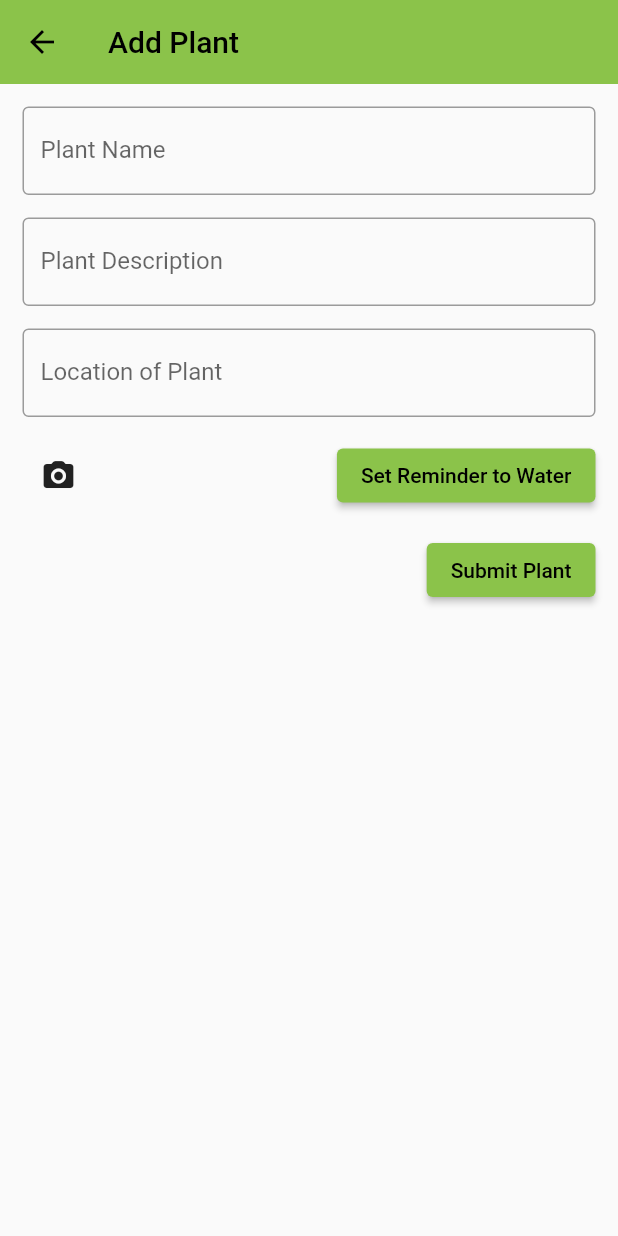
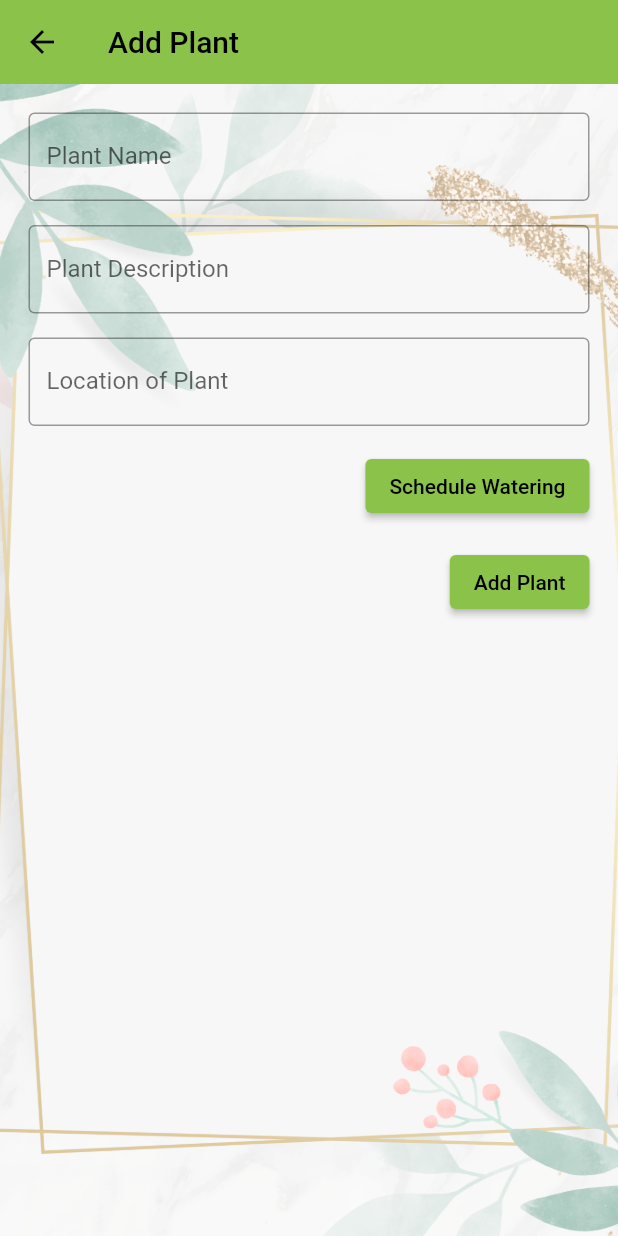
Before and after one commit to lomash-relia/Water-My-Plants, a Flutter app: the screen it shows after launch, after a tap on the "add" icon, on a phone screen of 412 x 824 dp. Run offline on Flutter 3.47's test engine with Material 2 defaults, Android fonts, the phone set to English and light mode, and no system bars; our stand-ins replace animated_splash_screen, awesome_notifications, bloc, dio, flutter_bloc, hive and 3 more; accounts and stored records are empty; network calls fail.

Commit message:
minor UI updates

```diff
--- a/lib/Data/plants_http_service.dart
+++ b/lib/Data/plants_http_service.dart
@@ -26,7 +26,7 @@ class HttpService {
 
   Future<Map> fetchPlantsData(String endPoint) async {
     try {
-      var response = await Dio().get('https://perenual.com/api/${endPoint}');
+      var response = await Dio().get('https://perenual.com/api/$endPoint');
       var output = response.data as Map<dynamic, dynamic>;
       return output;
     } on DioError catch (e) {
--- a/lib/Data/plants_list.dart
+++ b/lib/Data/plants_list.dart
@@ -2,7 +2,6 @@ import 'package:hive_flutter/hive_flutter.dart';
 import 'package:watermyplants/features/home_page/models/home_plant_model.dart';
 
 class PlantsList {
-  // final Box<HomePlantModel> box = Hive.box('plants');
   static List<HomePlantModel> plantsList =
       List<HomePlantModel>.empty(growable: true);
 
--- a/lib/features/home_page/Bloc/home_bloc.dart
+++ b/lib/features/home_page/Bloc/home_bloc.dart
@@ -22,10 +22,11 @@ class HomeBloc extends Bloc<HomeEvent, HomeState> {
   }
 
   FutureOr<void> homeInitialEvent(
-      HomeInitialEvent event, Emitter<HomeState> emit) {
+      HomeInitialEvent event, Emitter<HomeState> emit) async {
     print('Home Initial Event triggered');
     emit(HomeLoadingState());
     PlantsList.getData();
+    await Future.delayed(const Duration(seconds: 2));
     emit(HomeLoadedSuccessState(plants: PlantsList.plantsList));
     print('Home Loaded Successfully');
   }
--- a/lib/features/home_page/UI/add_plant_page.dart
+++ b/lib/features/home_page/UI/add_plant_page.dart
@@ -1,24 +1,32 @@
 import 'package:flutter/material.dart';
 
-//import 'package:image_picker/image_picker.dart';
 import 'package:watermyplants/features/home_page/Bloc/home_bloc.dart';
 import 'package:watermyplants/features/home_page/models/home_plant_model.dart';
 import 'package:uuid/uuid.dart';
 
-class AddPlantPage extends StatelessWidget {
-  AddPlantPage({Key? key, required this.homeBloc}) : super(key: key);
+class AddPlantPage extends StatefulWidget {
+  const AddPlantPage({Key? key, required this.homeBloc}) : super(key: key);
 
   final HomeBloc homeBloc;
 
+  @override
+  State<AddPlantPage> createState() => _AddPlantPageState();
+}
+
+class _AddPlantPageState extends State<AddPlantPage> {
   final _formKey = GlobalKey<FormState>();
+
   final TextEditingController _titleController = TextEditingController();
   final TextEditingController _descriptionController = TextEditingController();
   final TextEditingController _locationController = TextEditingController();
+
   late TimeOfDay? selectedTime;
 
-  final emptyGap = const SizedBox(
-    height: 15,
+  Widget emptyGap() {
+    return const SizedBox(
+      height: 16,
     );
+  }
 
   Future<void> handlePlant() async {
     if (_formKey.currentState!.validate()) {
@@ -27,17 +35,19 @@ class AddPlantPage extends StatelessWidget {
         id: plantId,
         name: _titleController.text,
         description: _descriptionController.text,
-          location: _locationController.text);
-      homeBloc.add(
+        location: _locationController.text,
+      );
+      widget.homeBloc.add(
           HomeAddPlantEvent(newPlant: newPlant, selectedTime: selectedTime));
     }
   }
 
-  Future<void> pickImage() async {
-    // ImagePicker imagePicker = ImagePicker();
-    // XFile? image = await imagePicker.pickImage(source: ImageSource.gallery);
-    // if (image == null) return;
-    //Uint8List imageBytes = await image.readAsBytes();
+  @override
+  void dispose() {
+    super.dispose();
+    _titleController.dispose();
+    _locationController.dispose();
+    _descriptionController.dispose();
   }
 
   @override
@@ -49,13 +59,23 @@ class AddPlantPage extends StatelessWidget {
       ),
       body: Form(
           key: _formKey,
+          child: Container(
+            constraints: const BoxConstraints.expand(),
+            decoration: const BoxDecoration(
+              image: DecorationImage(
+                  opacity: 0.4,
+                  image: AssetImage('assets/images/plant_background.png'),
+                  fit: BoxFit.cover),
+            ),
             child: Padding(
-            padding: const EdgeInsets.all(15.0),
+              padding: const EdgeInsets.all(19.0),
               child: Column(
                 crossAxisAlignment: CrossAxisAlignment.end,
                 children: [
                   TextFormField(
                     controller: _titleController,
+                    keyboardType: TextInputType.name,
+                    textInputAction: TextInputAction.next,
                     validator: (value) {
                       if (value!.isEmpty) {
                         return 'Please enter Name';
@@ -67,9 +87,11 @@ class AddPlantPage extends StatelessWidget {
                       border: OutlineInputBorder(),
                     ),
                   ),
-                emptyGap,
+                  emptyGap(),
                   TextFormField(
                     controller: _descriptionController,
+                    keyboardType: TextInputType.multiline,
+                    textInputAction: TextInputAction.next,
                     validator: (value) {
                       if (value!.isEmpty) {
                         return 'Please enter some description';
@@ -81,9 +103,10 @@ class AddPlantPage extends StatelessWidget {
                       border: OutlineInputBorder(),
                     ),
                   ),
-                emptyGap,
+                  emptyGap(),
                   TextFormField(
                     controller: _locationController,
+                    keyboardType: TextInputType.text,
                     validator: (value) {
                       if (value!.isEmpty) {
                         return 'Please enter the location';
@@ -95,13 +118,7 @@ class AddPlantPage extends StatelessWidget {
                       border: OutlineInputBorder(),
                     ),
                   ),
-                emptyGap,
-                Row(
-                    mainAxisAlignment: MainAxisAlignment.spaceBetween,
-                    children: [
-                      IconButton(
-                          onPressed: pickImage,
-                          icon: const Icon(Icons.camera_alt_rounded)),
+                  emptyGap(),
                   ElevatedButton(
                     onPressed: () async {
                       selectedTime = await showTimePicker(
@@ -110,15 +127,19 @@ class AddPlantPage extends StatelessWidget {
                         initialEntryMode: TimePickerEntryMode.input,
                       );
                     },
-                        child: const Text('Set Reminder to Water'),
+                    child: const Text('Schedule Watering'),
                   ),
-                    ]),
-                emptyGap,
+                  emptyGap(),
                   ElevatedButton(
-                  onPressed: handlePlant,
-                  child: const Text('Submit Plant'),
+                    onPressed: () {
+                      handlePlant();
+                      ScaffoldMessenger.of(context).showSnackBar(
+                          const SnackBar(content: Text('Plant Added 🥳')));
+                    },
+                    child: const Text('Add Plant'),
                   ),
                 ],
+              ),
             ),
           )),
     );
--- a/lib/features/home_page/UI/home_page.dart
+++ b/lib/features/home_page/UI/home_page.dart
@@ -39,14 +39,14 @@ class _HomePageState extends State<HomePage> {
         actions: [
           IconButton(
               onPressed: () {
+                homeBloc.add(HomeInfoButtonNavigateEvent());
+              },
+              icon: const Icon(Icons.library_books_outlined)),
+          IconButton(
+              onPressed: () {
                 homeBloc.add(HomeShopButtonNavigateEvent());
               },
               icon: const Icon(Icons.shopping_bag_outlined)),
-          IconButton(
-              onPressed: () {
-                homeBloc.add(HomeInfoButtonNavigateEvent());
-              },
-              icon: const Icon(Icons.library_books_outlined))
         ],
       ),
       body: BlocConsumer<HomeBloc, HomeState>(
@@ -72,36 +72,57 @@ class _HomePageState extends State<HomePage> {
         builder: (context, state) {
           switch (state.runtimeType) {
             case HomeLoadingState:
-              return const Scaffold(
-                body: Center(
-                  child: CircularProgressIndicator(color: Colors.teal),
+              return Scaffold(
+                body: Container(
+                    constraints: const BoxConstraints.expand(),
+                    decoration: const BoxDecoration(
+                      image: DecorationImage(
+                          opacity: 0.7,
+                          image:
+                              AssetImage('assets/images/plant_background.png'),
+                          fit: BoxFit.cover),
                     ),
+                    child: const Center(
+                        child: SizedBox(
+                            height: 25,
+                            width: 25,
+                            child: CircularProgressIndicator(
+                                color: Colors.lightGreen)))),
               );
             case HomeLoadedSuccessState:
               final successState = state as HomeLoadedSuccessState;
               return Scaffold(
-                  body: ListView.builder(
+                  body: Container(
+                constraints: const BoxConstraints.expand(),
+                decoration: const BoxDecoration(
+                  image: DecorationImage(
+                      opacity: 0.5,
+                      image: AssetImage('assets/images/plant_background.png'),
+                      fit: BoxFit.cover),
+                ),
+                child: ListView.builder(
                     itemCount: successState.plants.length,
                     itemBuilder: (context, index) {
                       return PlantTile(
                         homePlantModel: successState.plants[index],
                         homeBloc: homeBloc,
                       );
-                      }));
+                    }),
+              ));
             case HomeErrorState:
-              return const Scaffold(
-                body: Center(
-                  child: Text(
-                    'ERROR',
+            default:
+              return Scaffold(
+                body: Container(
+                  constraints: const BoxConstraints.expand(),
+                  decoration: const BoxDecoration(
+                    image: DecorationImage(
+                        image: AssetImage('assets/images/plant_background.png'),
+                        fit: BoxFit.cover),
+                  ),
+                  child: const Text(
+                    'Some Error Occurred',
                     style: TextStyle(fontSize: 30, fontWeight: FontWeight.bold),
                   ),
-                ),
-              );
-            default:
-              return const Center(
-                child: Text(
-                  'Add Plants',
-                  style: TextStyle(fontSize: 30, fontWeight: FontWeight.bold),
                 ),
               );
           }
--- a/lib/features/home_page/UI/plant_tile.dart
+++ b/lib/features/home_page/UI/plant_tile.dart
@@ -48,6 +48,9 @@ class PlantTile extends StatelessWidget {
                     onPressed: () {
                       homeBloc
                           .add(HomeDeletePlantEvent(newPlant: homePlantModel));
+                      ScaffoldMessenger.of(context).showSnackBar(SnackBar(
+                          content: Text(
+                              '${homePlantModel.location}\'s ${homePlantModel.name} Removed 👍')));
                     },
                     icon: const Icon(Icons.delete_forever_outlined))
               ],
--- a/lib/features/home_page/models/home_plant_model.dart
+++ b/lib/features/home_page/models/home_plant_model.dart
@@ -13,9 +13,10 @@ class HomePlantModel {
   @HiveField(3)
   final String? id;
 
-  HomePlantModel(
-      {required this.id,
-      required this.name,
-      required this.description,
-      required this.location});
+  HomePlantModel({
+    required this.id,
+    required this.name,
+    required this.description,
+    required this.location,
+  });
 }
--- a/lib/features/splash_screen/splash_screen.dart
+++ b/lib/features/splash_screen/splash_screen.dart
@@ -23,11 +23,16 @@ class _SplashScreenState extends State<SplashScreen> {
 
   @override
   Widget build(BuildContext context) {
-    return AnimatedSplashScreen(
-      splash: 'assets/images/plant-tree-inscription-colorful-leaves.png',
-      splashIconSize: MediaQuery.of(context).size.height,
-      nextScreen: const HomePage(),
-      splashTransition: SplashTransition.fadeTransition,
+    return Center(
+      child: AnimatedSplashScreen(
+        splash:
+            'assets/images/plant-tree-inscription-colorful-leaves-removebg-preview.png',
+        splashIconSize: MediaQuery.of(context).size.height * 0.4,
+        backgroundColor: Colors.black12,
+        nextScreen: const HomePage(),
+        splashTransition: SplashTransition.fadeTransition,
+        animationDuration: const Duration(seconds: 2),
+      ),
     );
   }
 }
--- a/pubspec.yaml
+++ b/pubspec.yaml
@@ -18,6 +18,7 @@ dependencies:
   animated_splash_screen: ^1.3.0
   hive: ^2.2.3
   hive_flutter: ^1.1.0
+  image_picker: ^0.8.7+5
   path_provider: ^2.0.11
   webview_flutter: ^4.2.0
   awesome_notifications: ^0.7.4+1
```
Also changed, not shown: lib/features/info_page/UI/info_page.dart (+22 -11 lines), lib/features/shop_page/shop_page.dart (+4 -17 lines), assets/images/plant-tree-inscription-colorful-leaves-removebg-preview.png (added), assets/images/plant-tree-inscription-colorful-leaves.png (deleted), assets/images/plant_background.png (added), pubspec.lock. Lines whose indentation alone changed are shown as unchanged.
